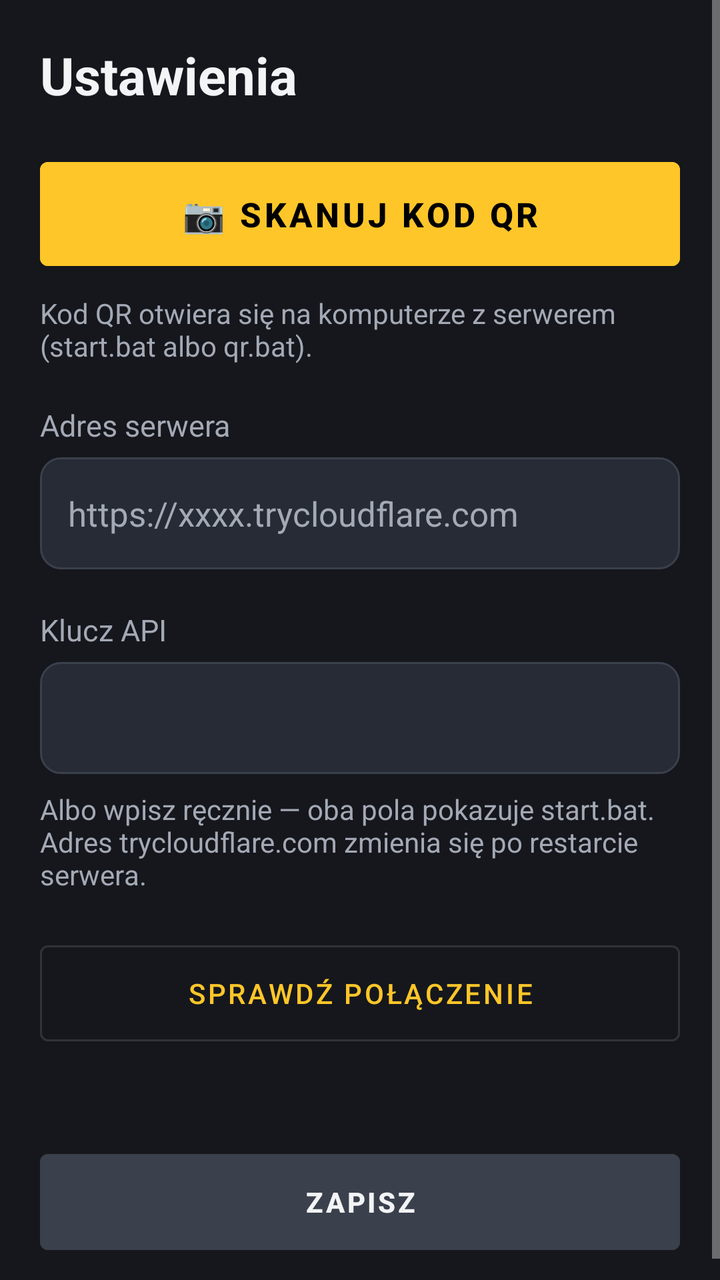
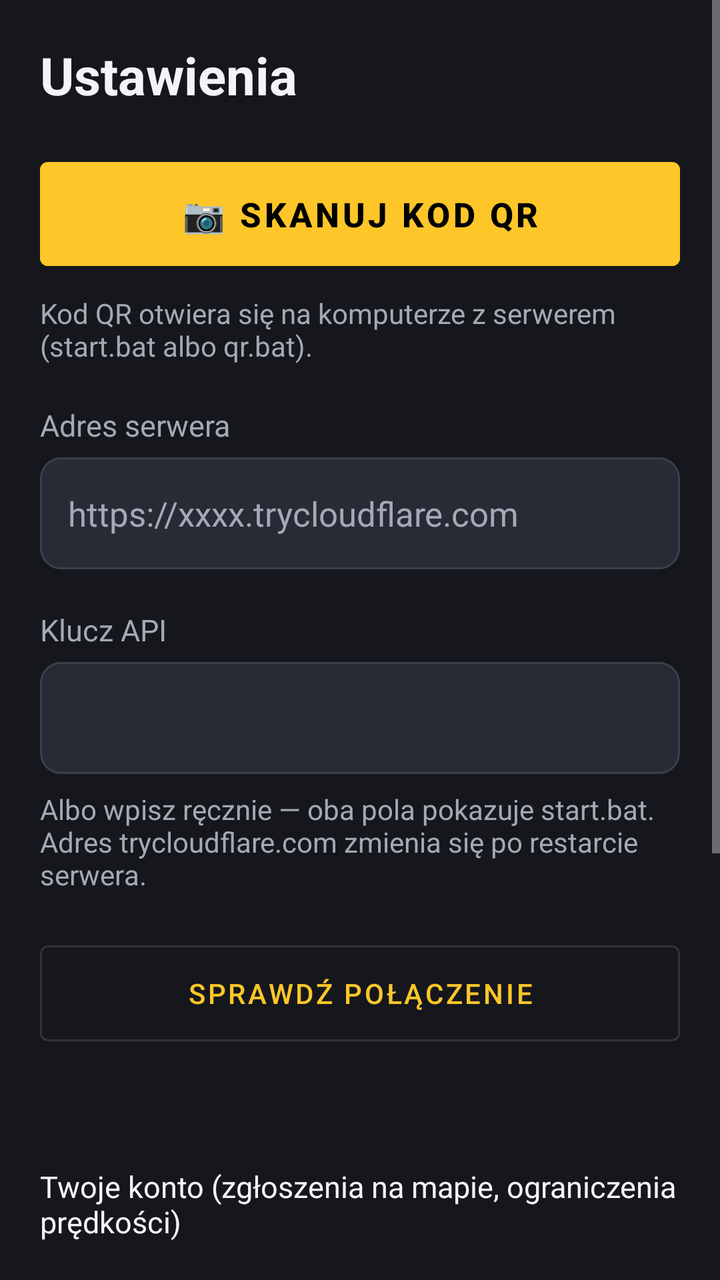

Screens rendered from an Android XML layout before and after an edit, with the pre-edit source and the edit as a unified diff.
<!-- AndroidManifest.xml: application theme Theme.TaxiNav -->
<!-- res/layout/activity_settings.xml -->
<?xml version="1.0" encoding="utf-8"?>
<ScrollView xmlns:android="http://schemas.android.com/apk/res/android"
    android:layout_width="match_parent"
    android:layout_height="match_parent"
    android:background="@color/bg">

    <LinearLayout
        android:layout_width="match_parent"
        android:layout_height="wrap_content"
        android:orientation="vertical"
        android:padding="20dp">

        <TextView
            android:layout_width="wrap_content"
            android:layout_height="wrap_content"
            android:text="@string/settings"
            android:textColor="@color/text"
            android:textSize="26sp"
            android:textStyle="bold" />

        <com.google.android.material.button.MaterialButton
            android:id="@+id/scanButton"
            android:layout_width="match_parent"
            android:layout_height="64dp"
            android:layout_marginTop="20dp"
            android:backgroundTint="@color/accent"
            android:text="@string/scan_qr"
            android:textColor="@android:color/black"
            android:textSize="17sp"
            android:textStyle="bold" />

        <TextView
            android:layout_width="match_parent"
            android:layout_height="wrap_content"
            android:layout_marginTop="8dp"
            android:text="@string/scan_hint"
            android:textColor="@color/text_secondary"
            android:textSize="14sp" />

        <TextView
            style="@style/Label"
            android:text="@string/server_url" />

        <EditText
            android:id="@+id/serverInput"
            style="@style/Field"
            android:hint="https://xxxx.trycloudflare.com"
            android:inputType="textUri" />

        <TextView
            style="@style/Label"
            android:text="@string/api_key" />

        <EditText
            android:id="@+id/keyInput"
            style="@style/Field"
            android:inputType="textVisiblePassword" />

        <TextView
            android:layout_width="match_parent"
            android:layout_height="wrap_content"
            android:layout_marginTop="8dp"
            android:text="@string/settings_hint"
            android:textColor="@color/text_secondary"
            android:textSize="14sp" />

        <com.google.android.material.button.MaterialButton
            android:id="@+id/testButton"
            style="@style/Widget.MaterialComponents.Button.OutlinedButton"
            android:layout_width="match_parent"
            android:layout_height="60dp"
            android:layout_marginTop="20dp"
            android:text="@string/test_connection" />

        <TextView
            android:id="@+id/testResult"
            android:layout_width="match_parent"
            android:layout_height="wrap_content"
            android:layout_marginTop="8dp"
            android:textColor="@color/text"
            android:textSize="15sp" />

        <com.google.android.material.button.MaterialButton
            android:id="@+id/saveButton"
            android:layout_width="match_parent"
            android:layout_height="60dp"
            android:layout_marginTop="16dp"
            android:backgroundTint="#FF3A404C"
            android:text="@string/save"
            android:textColor="@color/text"
            android:textStyle="bold" />
    </LinearLayout>
</ScrollView>
<!-- resources referenced by this layout -->
<resources>
  <color name="accent">#FFFFC629</color>
  <color name="bg">#FF15171C</color>
  <color name="text">#FFF3F4F6</color>
  <color name="text_secondary">#FFA3A9B5</color>
  <string name="api_key">Klucz API</string>
  <string name="save">Zapisz</string>
  <string name="scan_hint">Kod QR otwiera się na komputerze z serwerem (start.bat albo qr.bat).</string>
  <string name="scan_qr">📷  SKANUJ KOD QR</string>
  <string name="server_url">Adres serwera</string>
  <string name="settings">Ustawienia</string>
  <string name="settings_hint">Albo wpisz ręcznie — oba pola pokazuje start.bat. Adres trycloudflare.com zmienia się po restarcie serwera.</string>
  <string name="test_connection">Sprawdź połączenie</string>
  <style name="Field">
          <item name="android:layout_width">match_parent</item>
          <item name="android:layout_height">56dp</item>
          <item name="android:layout_marginTop">6dp</item>
          <item name="android:background">@drawable/field</item>
          <item name="android:paddingStart">14dp</item>
          <item name="android:paddingEnd">14dp</item>
          <item name="android:textColor">@color/text</item>
          <item name="android:textColorHint">@color/text_secondary</item>
          <item name="android:textSize">17sp</item>
          <item name="android:singleLine">true</item>
      </style>
  <style name="Label">
          <item name="android:layout_width">wrap_content</item>
          <item name="android:layout_height">wrap_content</item>
          <item name="android:layout_marginTop">20dp</item>
          <item name="android:textColor">@color/text_secondary</item>
          <item name="android:textSize">15sp</item>
      </style>
  <style name="Theme.TaxiNav" parent="Theme.MaterialComponents.NoActionBar">
          <item name="colorPrimary">@color/accent</item>
          <item name="colorOnPrimary">@android:color/black</item>
          <item name="colorSecondary">@color/accent</item>
          <item name="android:windowBackground">@color/bg</item>
          <item name="android:statusBarColor">@color/bg</item>
          <item name="android:navigationBarColor">@color/bg</item>
      </style>
  <!-- drawable field (drawable) -->
  <?xml version="1.0" encoding="utf-8"?>
  <shape xmlns:android="http://schemas.android.com/apk/res/android" android:shape="rectangle">
      <solid android:color="#FF262B35" />
      <corners android:radius="10dp" />
      <stroke android:width="1dp" android:color="#FF3A404C" />
  </shape>
</resources>

<!-- the commit's change to res/layout/activity_settings.xml (unified diff, before → after) -->
@@ -80,6 +80,92 @@
             android:textColor="@color/text"
             android:textSize="15sp" />
 
+        
+        <TextView
+            style="@style/Label"
+            android:layout_marginTop="28dp"
+            android:text="Twoje konto (zgłoszenia na mapie, ograniczenia prędkości)"
+            android:textColor="@color/text" />
+
+        <TextView
+            android:id="@+id/accountInfo"
+            android:layout_width="match_parent"
+            android:layout_height="wrap_content"
+            android:layout_marginTop="6dp"
+            android:textColor="@color/text"
+            android:textSize="16sp" />
+
+        <LinearLayout
+            android:id="@+id/registerRow"
+            android:layout_width="match_parent"
+            android:layout_height="wrap_content"
+            android:orientation="horizontal">
+
+            <EditText
+                android:id="@+id/nameInput"
+                style="@style/Field"
+                android:layout_width="0dp"
+                android:layout_weight="1"
+                android:hint="Imię albo kod kierowcy"
+                android:inputType="textPersonName" />
+
+            <com.google.android.material.button.MaterialButton
+                android:id="@+id/registerButton"
+                android:layout_width="wrap_content"
+                android:layout_height="56dp"
+                android:layout_marginStart="8dp"
+                android:layout_marginTop="6dp"
+                android:text="Załóż konto" />
+        </LinearLayout>
+
+        <com.google.android.material.button.MaterialButton
+            android:id="@+id/adminButton"
+            style="@style/Widget.MaterialComponents.Button.OutlinedButton"
+            android:layout_width="match_parent"
+            android:layout_height="56dp"
+            android:layout_marginTop="10dp"
+            android:text="Admin: zgłoszenia do zatwierdzenia"
+            android:visibility="gone" />
+
+        
+        <TextView
+            style="@style/Label"
+            android:layout_marginTop="28dp"
+            android:text="Mapa offline (bez zasięgu)"
+            android:textColor="@color/text" />
+
+        <TextView
+            android:id="@+id/offlineInfo"
+            android:layout_width="match_parent"
+            android:layout_height="wrap_content"
+            android:layout_marginTop="6dp"
+            android:text="Kujawsko-pomorskie, ok. 150–300 MB. Pobieraj przez Wi-Fi. Trasy nadal liczy serwer."
+            android:textColor="@color/text_secondary"
+            android:textSize="14sp" />
+
+        <LinearLayout
+            android:layout_width="match_parent"
+            android:layout_height="wrap_content"
+            android:orientation="horizontal">
+
+            <com.google.android.material.button.MaterialButton
+                android:id="@+id/offlineButton"
+                style="@style/Widget.MaterialComponents.Button.OutlinedButton"
+                android:layout_width="0dp"
+                android:layout_height="56dp"
+                android:layout_marginTop="8dp"
+                android:layout_weight="1"
+                android:text="Pobierz mapę offline" />
+
+            <com.google.android.material.button.MaterialButton
+                android:id="@+id/offlineDelete"
+                style="@style/Widget.MaterialComponents.Button.TextButton"
+                android:layout_width="wrap_content"
+                android:layout_height="56dp"
+                android:layout_marginTop="8dp"
+                android:text="Usuń" />
+        </LinearLayout>
+
         <com.google.android.material.button.MaterialButton
             android:id="@+id/saveButton"
             android:layout_width="match_parent"
